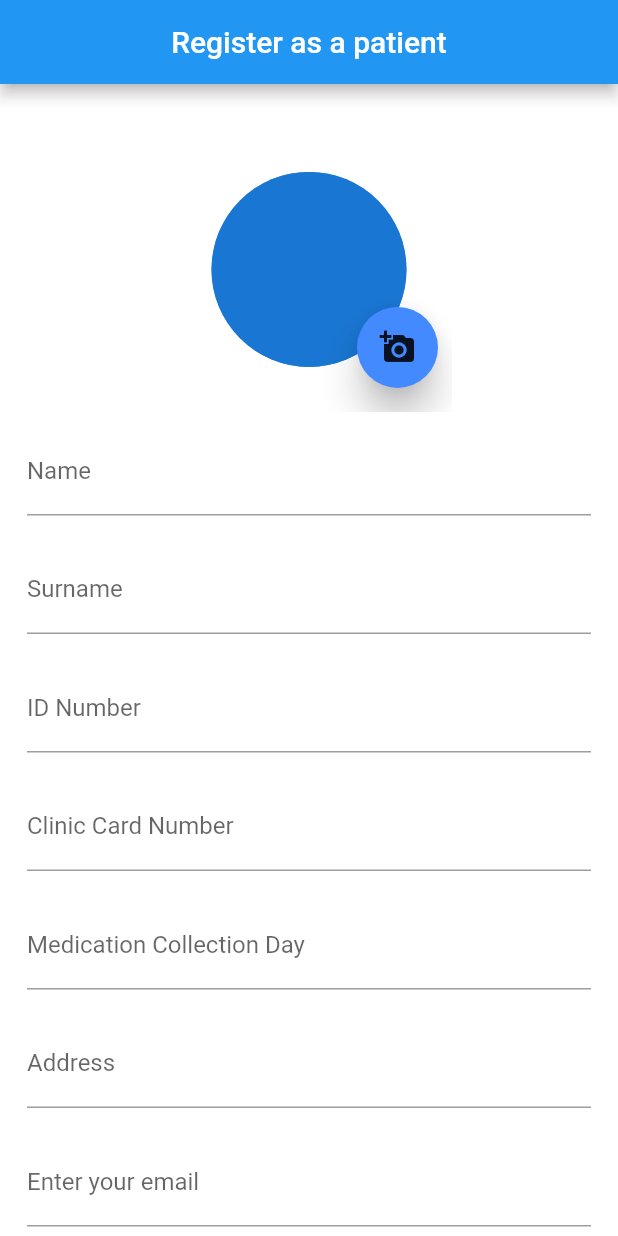
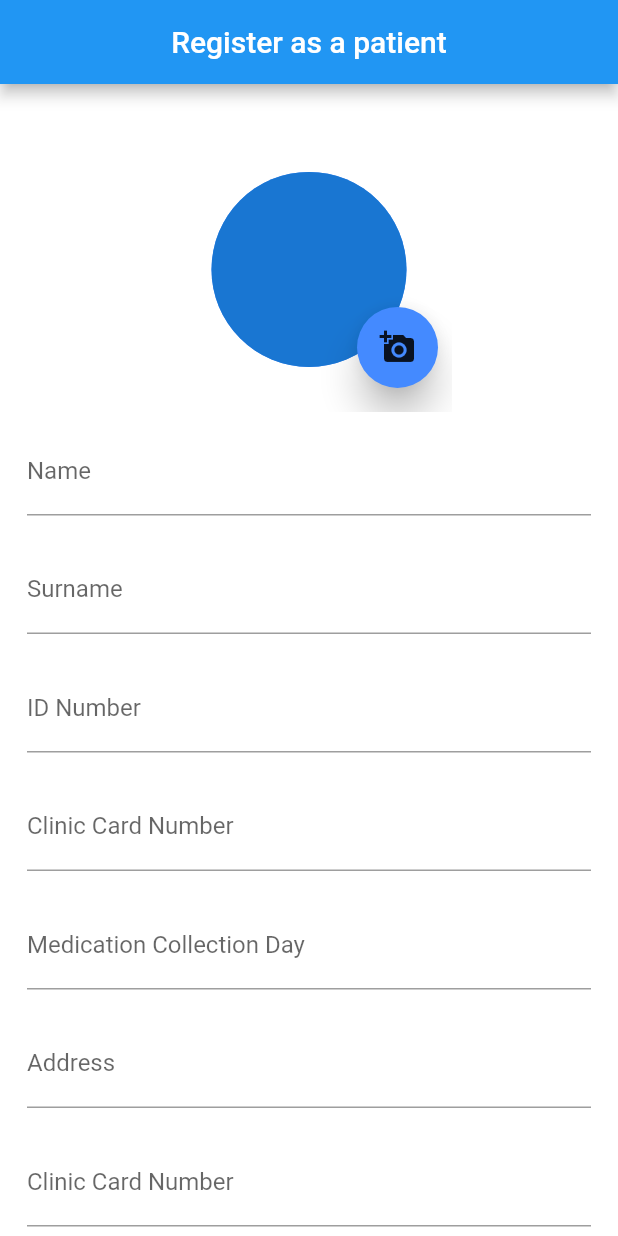
Before and after one commit to SibaGxolo/clinic_management_prototype, a Flutter app: the Patient screen opened directly, on a phone screen of 412 x 824 dp. Run offline on Flutter 3.47's test engine with Material 2 defaults, Android fonts, the phone set to English and light mode, and no system bars; our stand-ins replace cloud_firestore, firebase_auth, firebase_core, flutter_spinkit, google_fonts, image_picker and 1 more; accounts and stored records are empty.

Commit message:
Merge branch 'master' of https://github.com/SibaGxolo/clinic_management_prototype

```diff
--- a/lib/pages/patient_register.dart
+++ b/lib/pages/patient_register.dart
@@ -172,7 +172,9 @@ class _PatientState extends State<Patient> {
                       validator: (value) {
                         if (value!.isEmpty) {
                           return 'field cannot be empty';
-                        } else {
+                        }
+
+                        else {
                           return null;
                         }
                       },
@@ -212,7 +214,12 @@ class _PatientState extends State<Patient> {
                       validator: (value) {
                         if (value!.isEmpty) {
                           return 'field cannot be empty';
-                        } else {
+                        }
+                        else if(value.isNotEmpty && value.length<13)
+                        {
+                          return 'ID Number must contain 13 digits';
+                        }
+                        else {
                           return null;
                         }
                       },
@@ -232,7 +239,12 @@ class _PatientState extends State<Patient> {
                       validator: (value) {
                         if (value!.isEmpty) {
                           return 'field cannot be empty';
-                        } else {
+                        }
+                        else if(value.isNotEmpty && value.length<8)
+                        {
+                          return 'Clinic card number must contain 8 digits';
+                        }
+                        else {
                           return null;
                         }
                       },
@@ -288,11 +300,61 @@ class _PatientState extends State<Patient> {
                   Padding(
                     padding: const EdgeInsets.all(10),
                     child: TextFormField(
+                      controller: _cardcontroller,
+                      validator: (value) {
+                        if (value!.isEmpty) {
+                          return 'field cannot be empty';
+                        }
+                        else if(value.isNotEmpty && value.length<8)
+                        {
+                          return 'Clinic card number must contain 8 digits';
+                        }
+                        else {
+                          return null;
+                        }
+                      },
+                      obscureText: false,
+                      keyboardType: TextInputType.number,
+                      // ignore: prefer_const_constructors
+                      decoration: InputDecoration(
+                        labelText: 'Clinic Card Number',
+                        hintText: 'enter clinic card number here',
+                      ),
+                    ),
+                  ),
+                  Padding(
+                    padding: const EdgeInsets.all(10),
+                    child: TextFormField(
+                      controller: _cellcontroller,
+                      validator: (value) {
+                        if (value!.isEmpty) {
+                          return 'field cannot be empty';
+                        }else if(value.isNotEmpty && value.length<10)
+                        {
+                          return 'Cellphone number must contain 10 digits';
+                        }
+                        else {
+                          return null;
+                        }
+                      },
+                      obscureText: false,
+                      keyboardType: TextInputType.phone,
+                      // ignore: prefer_const_constructors
+                      decoration: InputDecoration(
+                        labelText: 'Cellphone Number',
+                        hintText: 'enter clinic card number here',
+                      ),
+                    ),
+                  ),
+                  Padding(
+                    padding: const EdgeInsets.all(10),
+                    child: TextFormField(
                       controller: _emailcontroller,
                       validator: (value) {
                         if (value!.isEmpty) {
                           return 'field cannot be empty';
-                        } else {
+                        }
+                        else {
                           return null;
                         }
                       },
@@ -305,6 +367,7 @@ class _PatientState extends State<Patient> {
                       ),
                     ),
                   ),
+
                   Padding(
                     padding: const EdgeInsets.all(10),
                     child: TextFormField(
@@ -312,7 +375,12 @@ class _PatientState extends State<Patient> {
                       validator: (value) {
                         if (value!.isEmpty) {
                           return 'field cannot be empty';
-                        } else {
+                        }
+                        else if(value.isNotEmpty && value.length<8)
+                        {
+                          return 'Password must contain 8 digits';
+                        }
+                        else {
                           return null;
                         }
                       },
```
